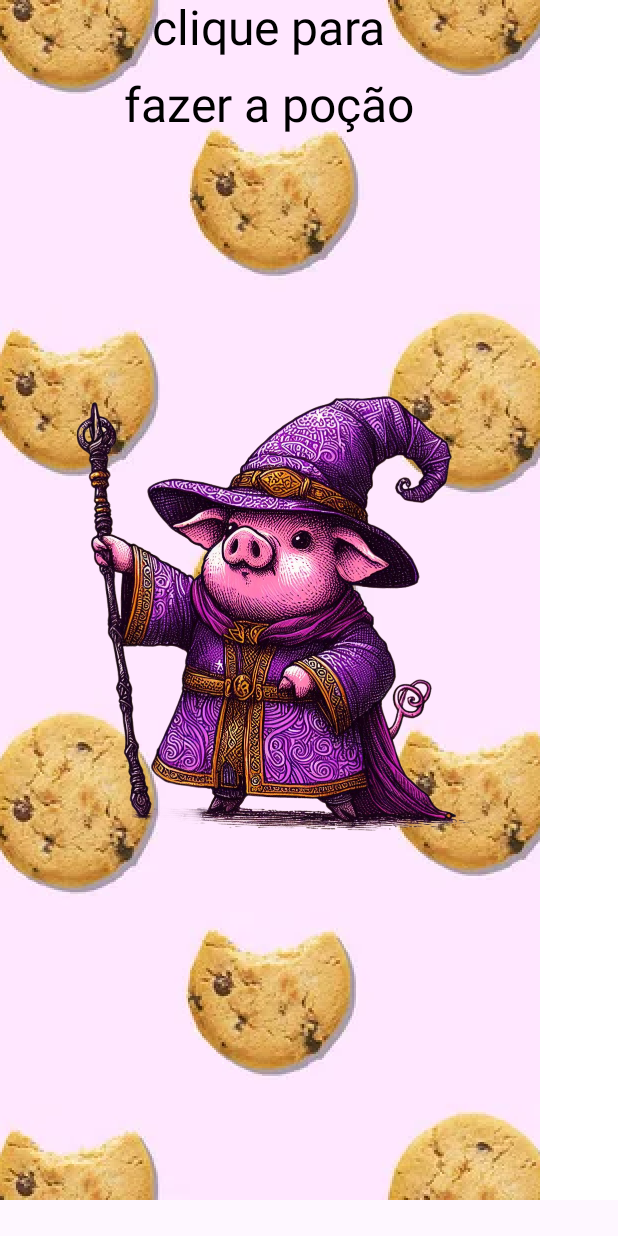
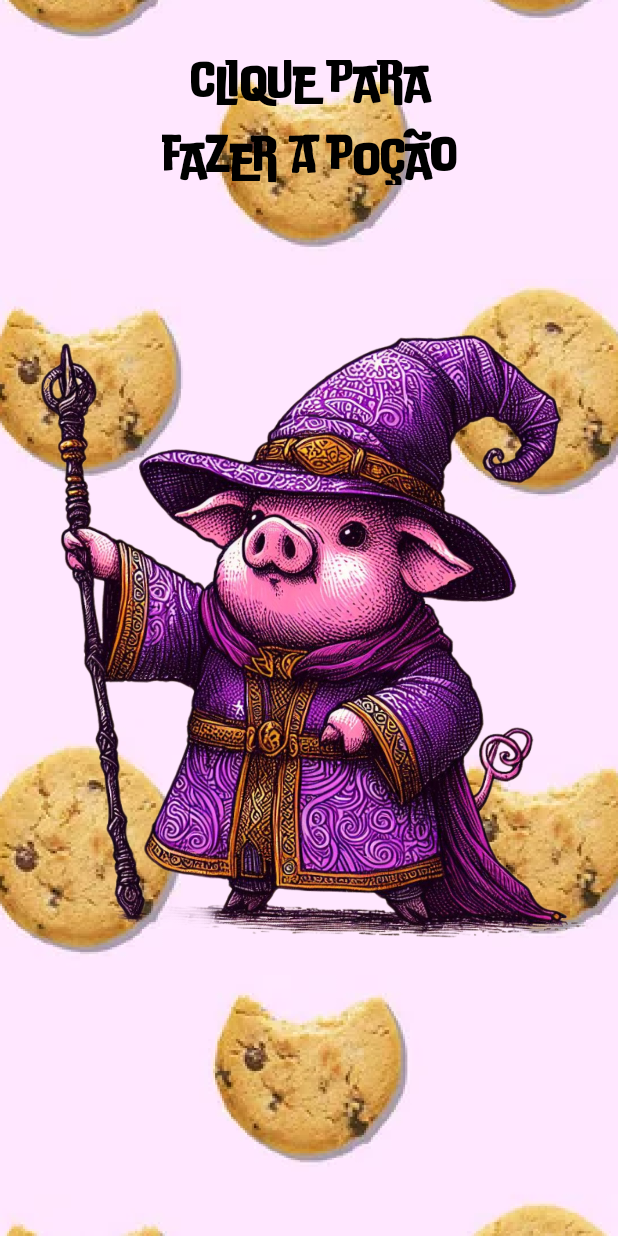
Before and after one commit to AlexFilh0/Curious-Wizard-s-Potion-Shop, an Android app: the Clicker screen opened directly, with no data from a screen before it, on a phone screen of 412 x 824 dp. Run offline under Robolectric (Android 15) with nearby library versions, the light colour scheme and no system bars.

Commit message:
tela_clicker

```diff
--- a/app/src/main/res/layout/tela_clicker.xml
+++ b/app/src/main/res/layout/tela_clicker.xml
@@ -1,39 +1,47 @@
 <?xml version="1.0" encoding="utf-8"?>
-
-<FrameLayout
-  xmlns:android="http://schemas.android.com/apk/res/android"
+<androidx.constraintlayout.widget.ConstraintLayout xmlns:android="http://schemas.android.com/apk/res/android"
     xmlns:app="http://schemas.android.com/apk/res-auto"
     xmlns:tools="http://schemas.android.com/tools"
     android:layout_width="match_parent"
-  android:layout_height="800dp"
-  android:background="@drawable/drawable_shape">
+    android:layout_height="match_parent">
 
     <ImageView
-      android:layout_width="360dp"
-      android:layout_height="800dp"
-      android:layout_gravity="top|left"
-      android:scaleType="centerInside"
-      android:src="@drawable/background_clicker" />
+        android:id="@+id/imageView2"
+        android:layout_width="wrap_content"
+        android:layout_height="wrap_content"
+        android:scaleType="centerCrop"
+        android:src="@drawable/background_clicker"
+        app:layout_constraintBottom_toBottomOf="parent"
+        app:layout_constraintEnd_toEndOf="parent"
+        app:layout_constraintStart_toStartOf="parent"
+        app:layout_constraintTop_toTopOf="parent" />
 
     <ImageView
-    android:layout_width="297.64dp"
-    android:layout_height="337.7dp"
-    android:layout_marginLeft="31.33dp"
-    android:layout_marginTop="231dp"
-    android:layout_gravity="top|left"
+        android:id="@+id/imageView6"
+        android:layout_width="wrap_content"
+        android:layout_height="wrap_content"
         android:scaleType="centerInside"
-    android:src="@drawable/cavalo_bruno" />
+        android:src="@drawable/cavalo_bruno"
+        app:layout_constraintBottom_toBottomOf="@+id/imageView2"
+        app:layout_constraintEnd_toEndOf="@+id/imageView2"
+        app:layout_constraintStart_toStartOf="parent"
+        app:layout_constraintTop_toTopOf="@+id/imageView2" />
 
     <TextView
+        android:id="@+id/textView"
         android:layout_width="wrap_content"
-    android:layout_height="102.67dp"
-    android:layout_marginLeft="82dp"
-    android:layout_gravity="top|left"
+        android:layout_height="wrap_content"
+        android:layout_marginTop="40dp"
+        android:fontFamily="@font/doublebass_regular_trial"
         android:gravity="center_horizontal|top"
         android:includeFontPadding="false"
         android:lineHeight="51.2dp"
         android:text="clique para\nfazer a poção"
         android:textColor="#FF000000"
-    android:textSize="32dp" />
+        android:textSize="32dp"
+        android:textStyle="bold"
+        app:layout_constraintEnd_toEndOf="parent"
+        app:layout_constraintStart_toStartOf="parent"
+        app:layout_constraintTop_toTopOf="parent" />
 
-</FrameLayout>
+</androidx.constraintlayout.widget.ConstraintLayout>
```
Lines whose indentation alone changed are shown as unchanged.
